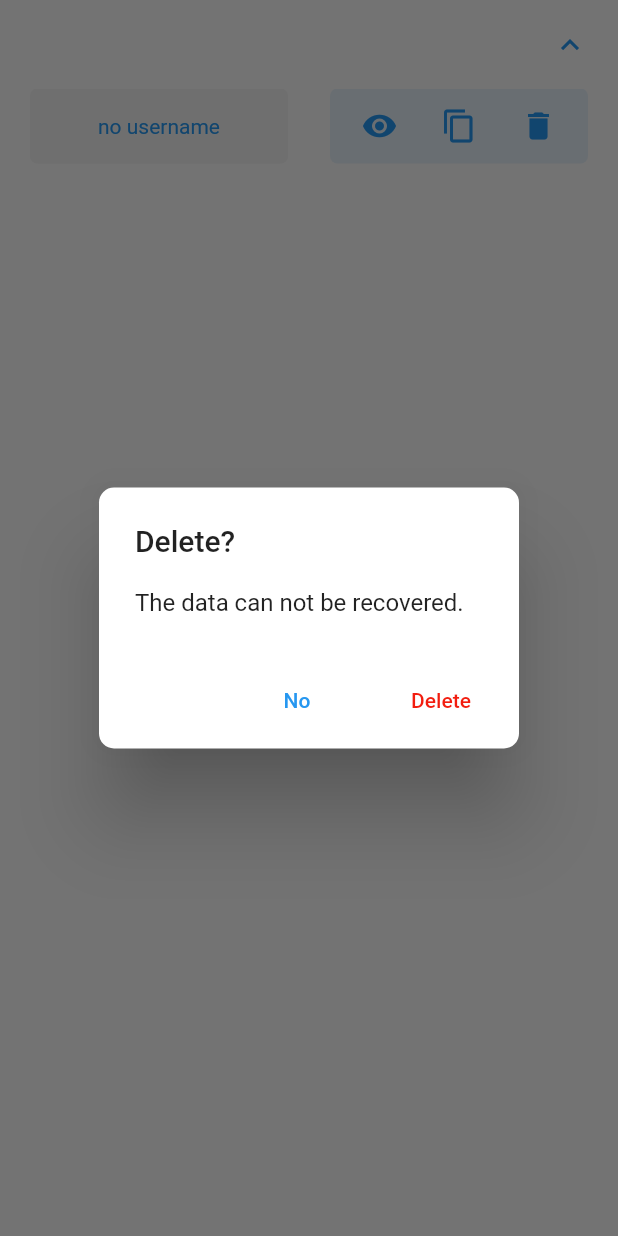
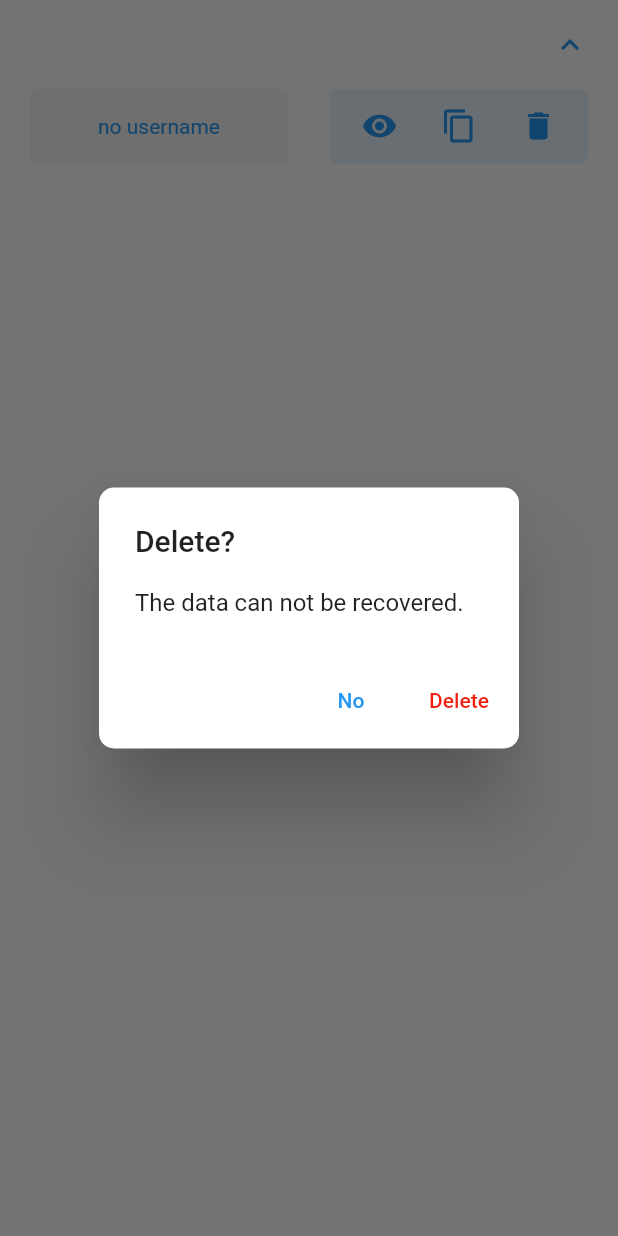
Before and after one commit to Frick-Funke-technologies-GbR/save_pass, a Flutter app: the PasswordEntry widget shown alone on an empty page, opened directly with empty values, after a tap on the "expand more" icon, after a tap on the "delete" icon, on a phone screen of 412 x 824 dp. Run offline on Flutter 3.47's test engine with Material 2 defaults, Android fonts, the phone set to English and light mode, and no system bars; our stand-ins replace firebase_auth, firebase_core, flutter_secure_storage, google_fonts, google_sign_in, retry and 2 more; missing offline and left inert: cryptography, loading_animations; accounts and stored records are empty.

Commit message:
replaced flatbutton to textbutton

```diff
--- a/lib/widgets/passwordscreen/passwordentry.dart
+++ b/lib/widgets/passwordscreen/passwordentry.dart
@@ -37,7 +37,6 @@ class PasswordEntry extends StatefulWidget {
 }
 
 class _PasswordEntryState extends State<PasswordEntry> {
-
   @override
   Widget build(BuildContext context) {
     final theme = Theme.of(context).copyWith(
@@ -177,7 +176,9 @@ class _PasswordEntryState extends State<PasswordEntry> {
                       ),
                       padding: EdgeInsets.all(5),
                       child: Text(
-                        widget.storedusername == '' ? 'no username' : widget.storedusername,
+                        widget.storedusername == ''
+                            ? 'no username'
+                            : widget.storedusername,
                         overflow: TextOverflow.fade,
                         style:
                             TextStyle(color: AppDefaultColors.colorPrimaryBlue),
@@ -279,7 +280,8 @@ class _PasswordEntryState extends State<PasswordEntry> {
                                                         text: widget.storedpassword ==
                                                                 ''
                                                             ? 'no password'
-                                                            : widget.storedpassword,
+                                                            : widget
+                                                                .storedpassword,
                                                       ),
                                                     ],
                                                   ),
@@ -328,7 +330,8 @@ class _PasswordEntryState extends State<PasswordEntry> {
                                                         text: widget.storedwebadress ==
                                                                 ''
                                                             ? 'no url'
-                                                            : widget.storedwebadress,
+                                                            : widget
+                                                                .storedwebadress,
                                                       ),
                                                     ],
                                                   ),
@@ -370,7 +373,8 @@ class _PasswordEntryState extends State<PasswordEntry> {
                                                         text: widget.storedusername ==
                                                                 ''
                                                             ? 'no username'
-                                                            : widget.storedusername,
+                                                            : widget
+                                                                .storedusername,
                                                       ),
                                                     ],
                                                   ),
@@ -387,7 +391,8 @@ class _PasswordEntryState extends State<PasswordEntry> {
                                               Radius.circular(10),
                                             ),
                                             child: LinearProgressIndicator(
-                                              value: 1, // Double beond one, work with Duration()
+                                              value:
+                                                  1, // Double beond one, work with Duration()
                                               minHeight: 7,
                                             ),
                                           ),
@@ -395,8 +400,16 @@ class _PasswordEntryState extends State<PasswordEntry> {
                                       ],
                                     ),
                                     actions: [
-                                      FlatButton(
-                                        child: Text('Close'),
+                                      TextButton(
+                                        style: TextButton.styleFrom(
+                                            backgroundColor:
+                                                Colors.transparent),
+                                        child: Text(
+                                          'Close',
+                                          style: TextStyle(
+                                              color: AppDefaultColors
+                                                  .colorPrimaryBlue),
+                                        ),
                                         onPressed: () {
                                           Navigator.of(context).pop();
                                         },
@@ -415,7 +428,8 @@ class _PasswordEntryState extends State<PasswordEntry> {
                               icon: Icon(Icons.content_copy),
                               onPressed: () {
                                 Clipboard.setData(
-                                  new ClipboardData(text: widget.storedpassword),
+                                  new ClipboardData(
+                                      text: widget.storedpassword),
                                 );
                                 Scaffold.of(context).showSnackBar(
                                   SnackBar(
@@ -456,7 +470,10 @@ class _PasswordEntryState extends State<PasswordEntry> {
                                     content:
                                         Text('The data can not be recovered.'),
                                     actions: [
-                                      FlatButton(
+                                      TextButton(
+                                        style: TextButton.styleFrom(
+                                            backgroundColor:
+                                                Colors.transparent),
                                         onPressed: () {
                                           Navigator.of(context).pop();
                                         },
@@ -467,7 +484,10 @@ class _PasswordEntryState extends State<PasswordEntry> {
                                                   .colorPrimaryBlue),
                                         ),
                                       ),
-                                      FlatButton(
+                                      TextButton(
+                                        style: TextButton.styleFrom(
+                                          backgroundColor: Colors.transparent,
+                                        ),
                                         onPressed: () async {
                                           bool result;
                                           String exc;
@@ -483,13 +503,17 @@ class _PasswordEntryState extends State<PasswordEntry> {
                                             //       .getSecureStringFromCache(
                                             //           'master_password'),
                                             // );
-                                            await DatabaseHandler().deletePasswordEntry(widget.passwordId);
+                                            await DatabaseHandler()
+                                                .deletePasswordEntry(
+                                                    widget.passwordId);
                                             result = true;
                                           } catch (e) {
                                             result = false;
                                             exc = e;
                                           } finally {
-                                            Navigator.of(context).popAndPushNamed('/passwordscreen');
+                                            Navigator.of(context)
+                                                .popAndPushNamed(
+                                                    '/passwordscreen');
                                             Scaffold.of(context).showSnackBar(
                                               // TODO: Add screen reload here
                                               SnackBar(
@@ -529,7 +553,9 @@ class _PasswordEntryState extends State<PasswordEntry> {
                     ),
                   ],
                 ),
-                widget.storednotes == '' ? Container() : Container(
+                widget.storednotes == ''
+                    ? Container()
+                    : Container(
                         height: 50,
                         margin: EdgeInsets.only(bottom: 7),
                         decoration: BoxDecoration(
@@ -550,7 +576,8 @@ class _PasswordEntryState extends State<PasswordEntry> {
                                   ),
                                   child: Icon(
                                     Icons.note,
-                              color: AppDefaultColors.colorPrimaryBlue[200],
+                                    color:
+                                        AppDefaultColors.colorPrimaryBlue[200],
                                   ),
                                 ),
                                 Container(
@@ -564,14 +591,17 @@ class _PasswordEntryState extends State<PasswordEntry> {
                                   ),
                                   alignment: Alignment.topLeft,
                                   child: Text(
-                              widget.storednotes == '' ? 'no notes' : widget.storednotes,
+                                    widget.storednotes == ''
+                                        ? 'no notes'
+                                        : widget.storednotes,
                                     // textHeightBehavior: TextHeightBehavior(
                                     //   applyHeightToLastDescent: true,
                                     //   applyHeightToFirstAscent: true,
                                     // ),
                                     style: TextStyle(
                                       fontSize: 12,
-                                color: AppDefaultColors.colorPrimaryGrey[900],
+                                      color: AppDefaultColors
+                                          .colorPrimaryGrey[900],
                                     ),
                                     softWrap: true,
                                     overflow: TextOverflow.clip,
```
Lines whose indentation alone changed are shown as unchanged.
